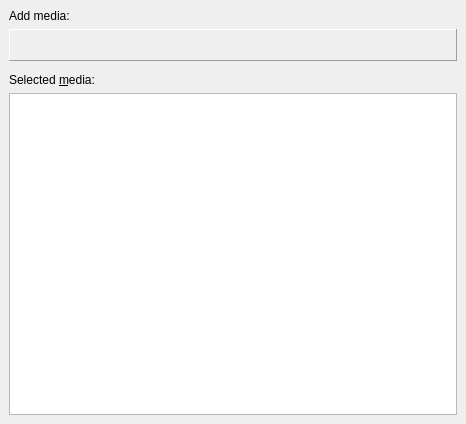
Above: src/mediapage.ui from google-code-export/kmediafactory before the change. Below: the same form after it.
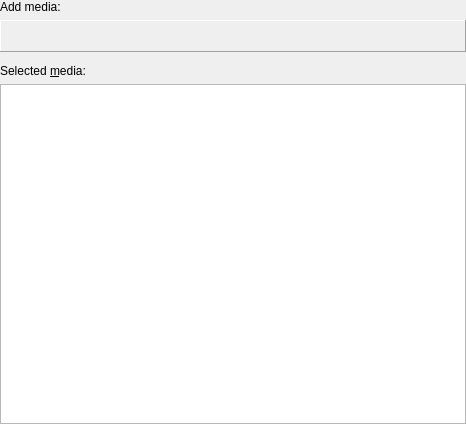
That is the form after the change. Custom widgets are drawn as their Qt base class.

What changed in the file:
```diff
--- a/src/mediapage.ui
+++ b/src/mediapage.ui
@@ -19,11 +19,20 @@
    <string>Media</string>
   </property>
   <layout class="QVBoxLayout" >
-   <property name="margin" >
-    <number>9</number>
-   </property>
    <property name="spacing" >
-    <number>6</number>
+    <number>-1</number>
+   </property>
+   <property name="leftMargin" >
+    <number>0</number>
+   </property>
+   <property name="topMargin" >
+    <number>0</number>
+   </property>
+   <property name="rightMargin" >
+    <number>0</number>
+   </property>
+   <property name="bottomMargin" >
+    <number>0</number>
    </property>
    <item>
     <widget class="QLabel" name="addMediaLabel" >
@@ -35,9 +44,7 @@
    <item>
     <widget class="KMFToolBar" name="mediaButtons" >
      <property name="sizePolicy" >
-      <sizepolicy>
-       <hsizetype>7</hsizetype>
-       <vsizetype>5</vsizetype>
+      <sizepolicy vsizetype="Preferred" hsizetype="Expanding" >
        <horstretch>0</horstretch>
        <verstretch>0</verstretch>
       </sizepolicy>
```
